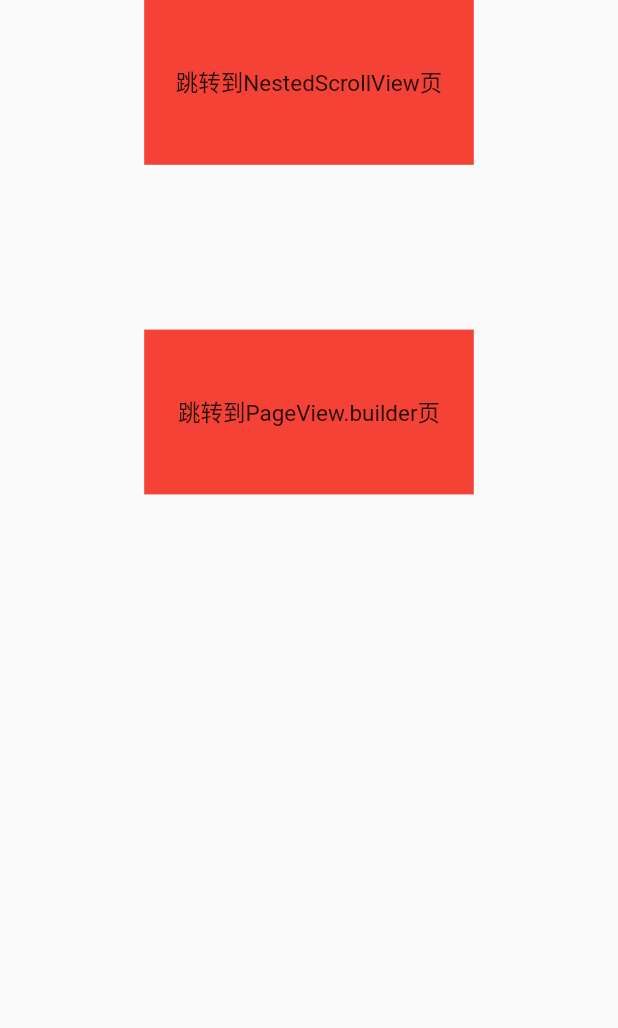
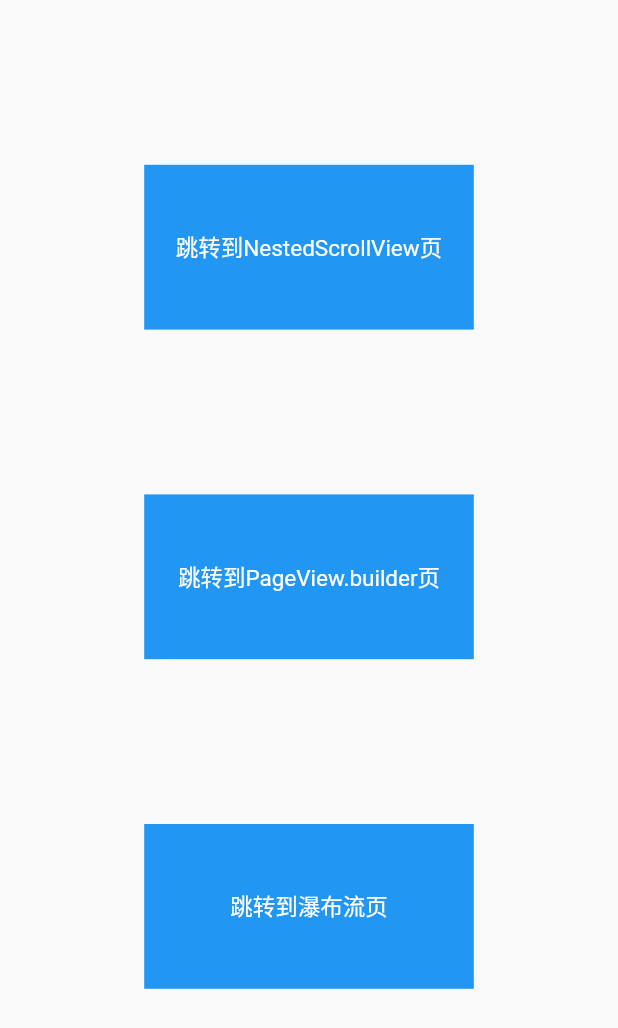
Before and after one commit to fyq550793892/easy_flutter_two, a Flutter app: the JumpPageWidget screen opened directly, on a phone screen of 412 x 824 dp. Shown: the top 1028 px of the screen. Run offline on Flutter 3.47's test engine with Material 2 defaults, Android fonts, the phone set to English and light mode, and no system bars; our stand-ins replace extended_nested_scroll_view, flutter_easyloading, flutter_screenutil, fluttertoast, get, image_gallery_saver and 2 more; missing offline and left inert: sp_util.

Commit message:
feat:瀑布流加入

```diff
--- a/lib/widget_study_modules/widget_study_page.dart
+++ b/lib/widget_study_modules/widget_study_page.dart
@@ -1,6 +1,7 @@
 import 'package:easy_flutter/widget_study_modules/scrolls/nested_scroll/nested_scroll_view.dart';
 import 'package:easy_flutter/widget_study_modules/scrolls/pageview_builder_page.dart';
 import 'package:easy_flutter/widget_study_modules/scrolls/tab_to_scroll/page_to_tab_scroll.dart';
+import 'package:easy_flutter/widget_study_modules/scrolls/waterfall_flow_scroll/waterfall_flow_use_page.dart';
 import 'package:easy_flutter/widgets/keep_alive_wrapper_widget.dart';
 import 'package:flutter/material.dart';
 import 'package:flutter_screenutil/flutter_screenutil.dart';
@@ -78,6 +79,9 @@ class JumpPageWidget extends StatelessWidget {
       body: Center(
         child: Column(
           children: [
+            SizedBox(
+              height: 100.w,
+            ),
             GestureDetector(
               onTap: () {
                 Get.to(NestedScrollPage());
@@ -86,11 +90,18 @@ class JumpPageWidget extends StatelessWidget {
                 alignment: Alignment.center,
                 height: 100.w,
                 width: 200.w,
-                color: Colors.red,
-                child: Text("跳转到NestedScrollView页"),
+                color: Colors.blue,
+                child: Text(
+                  "跳转到NestedScrollView页",
+                  style: TextStyle(
+                    color: Colors.white,
+                  ),
+                ),
               ),
             ),
-            SizedBox(height: 100.w,),
+            SizedBox(
+              height: 100.w,
+            ),
             GestureDetector(
               onTap: () {
                 Get.to(() => PageViewBuilderPage());
@@ -99,8 +110,33 @@ class JumpPageWidget extends StatelessWidget {
                 alignment: Alignment.center,
                 height: 100.w,
                 width: 200.w,
-                color: Colors.red,
-                child: Text("跳转到PageView.builder页"),
+                color: Colors.blue,
+                child: Text(
+                  "跳转到PageView.builder页",
+                  style: TextStyle(
+                    color: Colors.white,
+                  ),
+                ),
+              ),
+            ),
+            SizedBox(
+              height: 100.w,
+            ),
+            GestureDetector(
+              onTap: () {
+                Get.to(() => WaterFallFlowUsePage());
+              },
+              child: Container(
+                alignment: Alignment.center,
+                height: 100.w,
+                width: 200.w,
+                color: Colors.blue,
+                child: Text(
+                  "跳转到瀑布流页",
+                  style: TextStyle(
+                    color: Colors.white,
+                  ),
+                ),
               ),
             ),
           ],
--- a/pubspec.yaml
+++ b/pubspec.yaml
@@ -64,6 +64,9 @@ dependencies:
   # 扩展滑动
   extended_nested_scroll_view: ^6.0.0
 
+  # 瀑布流
+  waterfall_flow: any
+
 #  # 系统信息
 #  system_info2: ^2.0.4
   flutter_localizations:
```
Also changed, not shown: lib/widget_study_modules/scrolls/waterfall_flow_scroll/waterfall_flow_use_page.dart (added, +53 -0 lines).
